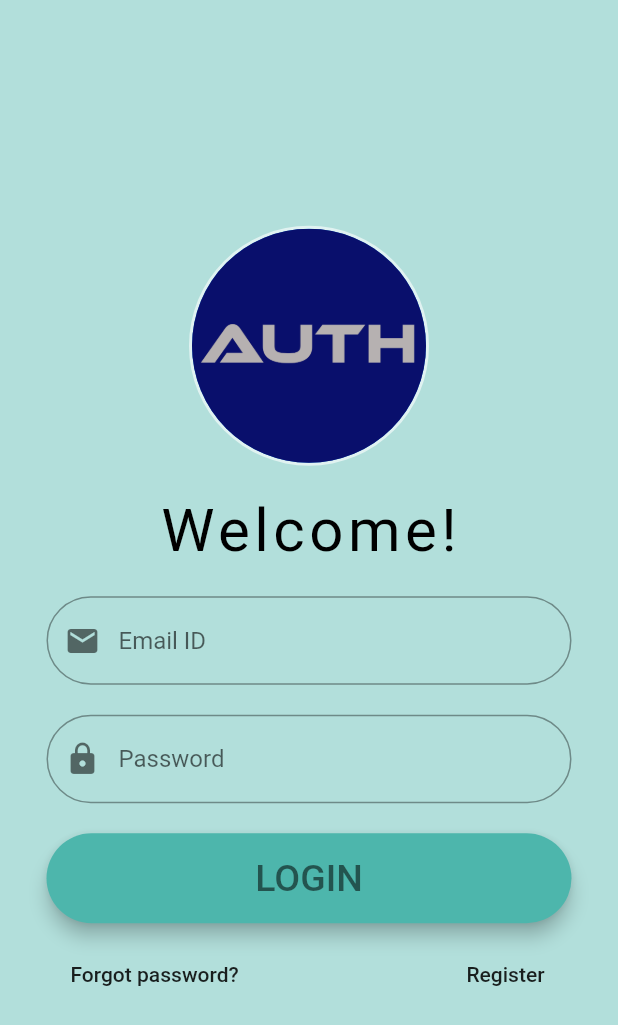
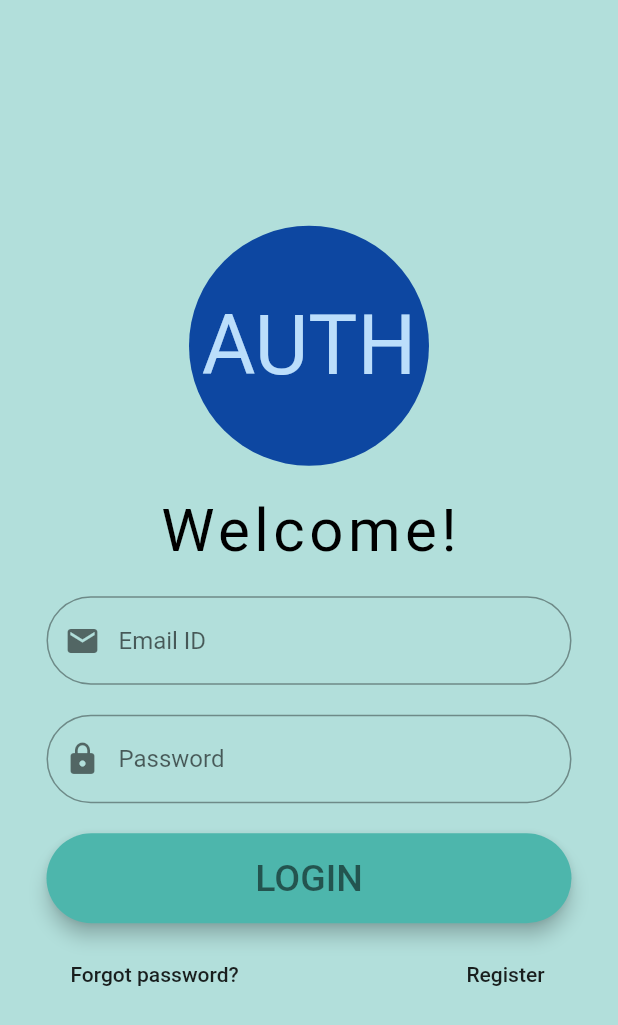
Before and after one commit to urantiatech/authenticator_flutter, a Flutter app: the screen it shows after launch, on a phone screen of 412 x 824 dp. Shown: the top 1025 px of the screen. Run offline on Flutter 3.47's test engine with Material 2 defaults, Android fonts, the phone set to English and light mode, and no system bars.

Commit message:
changed AssetImage to Text for Logo on login screen

```diff
--- a/lib/main.dart
+++ b/lib/main.dart
@@ -29,13 +29,20 @@ class _LoginPageState extends State<LoginPage> {
         children: [
           CircleAvatar(
             radius: 80,
-            backgroundColor: Colors.white60,
-            child: CircleAvatar(
-              radius: 78,
-              backgroundImage: AssetImage(
-                'images/appIcon.png',
+            backgroundColor: Colors.blue[900],
+            child: Text(
+              'AUTH',
+              style: TextStyle(
+                fontSize: 55,
               ),
             ),
+            // backgroundColor: Colors.white60,
+            // child: CircleAvatar(
+            //   radius: 78,
+            //   backgroundImage: AssetImage(
+            //     'images/appIcon.png',
+            //   ),
+            // ),
           ),
           SizedBox(
             height: 20,
```
Also changed, not shown: images/Screenshot.png.
